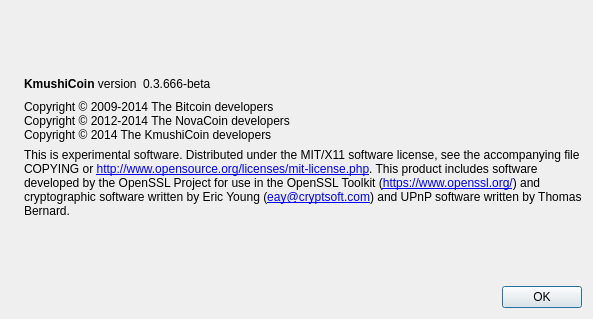
Before: the Qt Designer form src/qt/forms/aboutdialog.ui in kmushi-coin/kmushicoin-source, drawn with Qt 5.
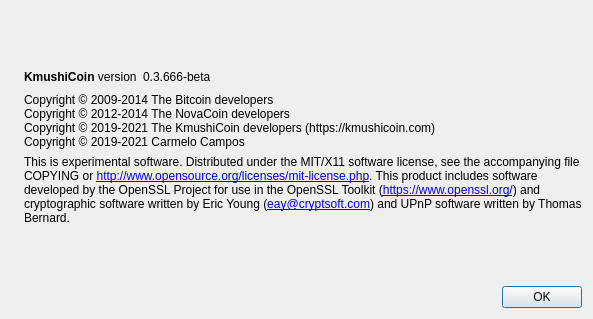
After: the same form once the commit is applied. Icons and pictures are not drawn.

Patch:
```diff
--- a/src/qt/forms/aboutdialog.ui
+++ b/src/qt/forms/aboutdialog.ui
@@ -93,7 +93,8 @@
        <property name="text">
         <string>Copyright © 2009-2014 The Bitcoin developers
 Copyright © 2012-2014 The NovaCoin developers
-Copyright © 2014 The KmushiCoin developers</string>
+Copyright © 2019-2021 The KmushiCoin developers (https://kmushicoin.com)
+Copyright © 2019-2021 Carmelo Campos</string>
        </property>
        <property name="textInteractionFlags">
         <set>Qt::LinksAccessibleByMouse|Qt::TextSelectableByKeyboard|Qt::TextSelectableByMouse</set>
```
